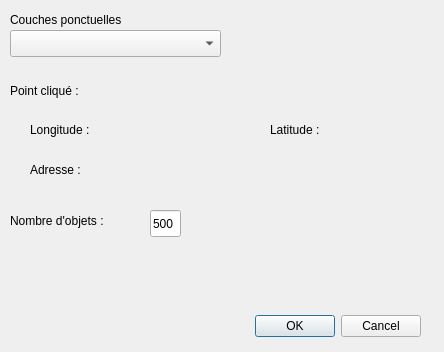
First picture: the form in mon_extension_dialog_base.ui, repository achrafsk9/TP_PyQGIS, before the edit.
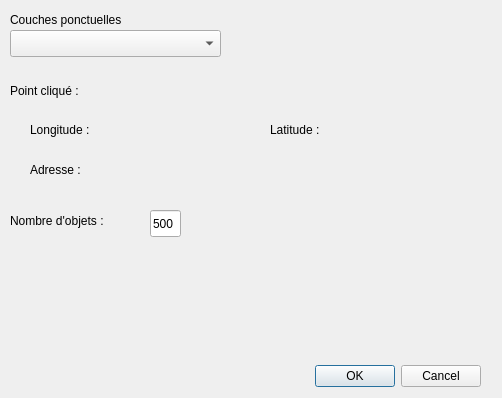
Second picture: the form after the edit.

Commit message: #5 Cartographier la zone tampon calculée

```diff
--- a/mon_extension_dialog_base.ui
+++ b/mon_extension_dialog_base.ui
@@ -6,8 +6,8 @@
    <rect>
     <x>0</x>
     <y>0</y>
-    <width>444</width>
-    <height>352</height>
+    <width>502</width>
+    <height>398</height>
    </rect>
   </property>
   <property name="windowTitle">
@@ -16,9 +16,9 @@
   <widget class="QDialogButtonBox" name="button_box">
    <property name="geometry">
     <rect>
-     <x>80</x>
-     <y>310</y>
-     <width>341</width>
+     <x>310</x>
+     <y>360</y>
+     <width>171</width>
      <height>32</height>
     </rect>
    </property>
```
The commit also changes 1 other file.
